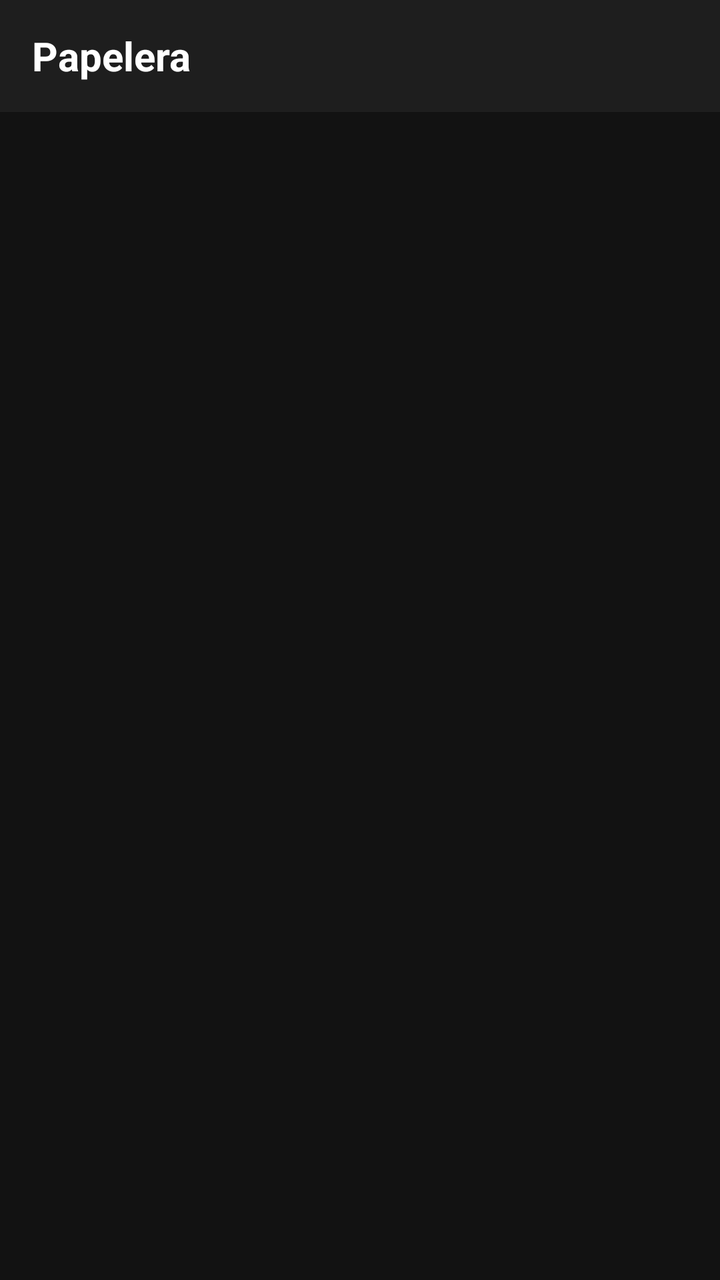
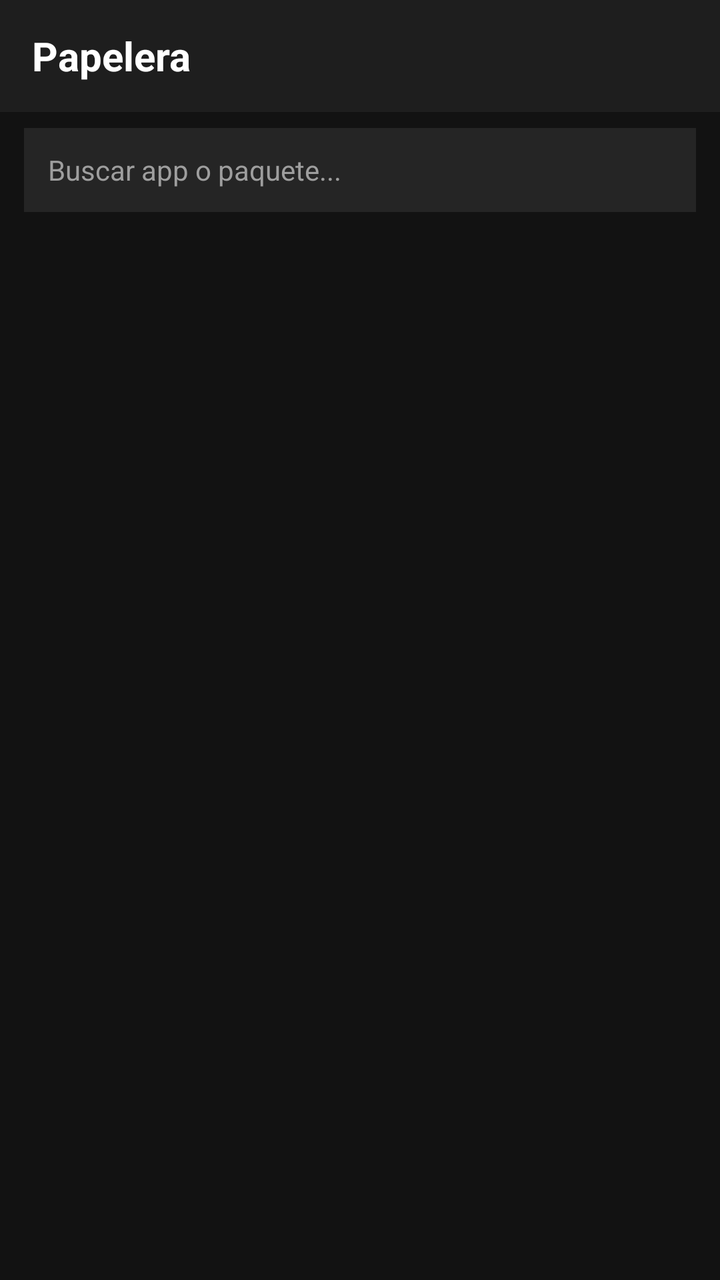

Screens rendered from an Android XML layout before and after an edit, with the pre-edit source and the edit as a unified diff.
<!-- AndroidManifest.xml: application theme Theme.Deinstallieren -->
<!-- res/layout/activity_trash.xml -->
<?xml version="1.0" encoding="utf-8"?>
<LinearLayout xmlns:android="http://schemas.android.com/apk/res/android"
    android:layout_width="match_parent"
    android:layout_height="match_parent"
    android:orientation="vertical"
    android:background="@color/bg_black">

    
    <LinearLayout
        android:layout_width="match_parent"
        android:layout_height="56dp"
        android:background="@color/surface_dark"
        android:gravity="center_vertical"
        android:paddingHorizontal="16dp">

        <TextView
            android:layout_width="wrap_content"
            android:layout_height="wrap_content"
            android:text="@string/trash_title"
            android:textColor="@color/text_white"
            android:textSize="20sp"
            android:textStyle="bold" />
    </LinearLayout>

    
    <androidx.recyclerview.widget.RecyclerView
        android:id="@+id/rvTrash"
        android:layout_width="match_parent"
        android:layout_height="match_parent"
        android:clipToPadding="false"
        android:paddingVertical="8dp" />

</LinearLayout>
<!-- resources referenced by this layout -->
<resources>
  <color name="bg_black">#121212</color>
  <color name="surface_dark">#1E1E1E</color>
  <color name="text_white">#FFFFFF</color>
  <string name="trash_title">Papelera</string>
  <style name="Theme.Deinstallieren" parent="Theme.AppCompat.NoActionBar">
          <item name="android:windowBackground">@color/bg_black</item>
          <item name="android:statusBarColor">@color/surface_dark</item>
          <item name="android:navigationBarColor">@color/bg_black</item>
          <item name="android:textColorPrimary">@color/text_white</item>
          <item name="android:textColorSecondary">@color/text_secondary</item>
          <item name="android:colorBackground">@color/surface_card</item>
          <item name="popupTheme">@style/ThemeOverlay.AppCompat.Dark</item>
          <item name="popupMenuStyle">@style/Widget.AppCompat.PopupMenu</item>
      </style>
  <color name="text_secondary">#9E9E9E</color>
  <color name="surface_card">#252525</color>
</resources>

<!-- the commit's change to res/layout/activity_trash.xml (unified diff, before → after) -->
@@ -23,6 +23,22 @@
     </LinearLayout>
 
     
+    <EditText
+        android:id="@+id/etSearchTrash"
+        android:layout_width="match_parent"
+        android:layout_height="42dp"
+        android:layout_marginHorizontal="12dp"
+        android:layout_marginTop="8dp"
+        android:layout_marginBottom="4dp"
+        android:background="@color/surface_card"
+        android:hint="@string/search_hint"
+        android:paddingHorizontal="12dp"
+        android:textColor="@color/text_white"
+        android:textColorHint="@color/text_secondary"
+        android:textSize="14sp"
+        android:singleLine="true" />
+
+    
     <androidx.recyclerview.widget.RecyclerView
         android:id="@+id/rvTrash"
         android:layout_width="match_parent"
<!-- resource entries referenced after the edit -->
@@ -1,8 +1,11 @@
 <!-- resources referenced by this layout -->
 <resources>
   <color name="bg_black">#121212</color>
+  <color name="surface_card">#252525</color>
   <color name="surface_dark">#1E1E1E</color>
+  <color name="text_secondary">#9E9E9E</color>
   <color name="text_white">#FFFFFF</color>
+  <string name="search_hint">Buscar app o paquete...</string>
   <string name="trash_title">Papelera</string>
   <style name="Theme.Deinstallieren" parent="Theme.AppCompat.NoActionBar">
           <item name="android:windowBackground">@color/bg_black</item>
@@ -14,7 +17,5 @@
           <item name="popupTheme">@style/ThemeOverlay.AppCompat.Dark</item>
           <item name="popupMenuStyle">@style/Widget.AppCompat.PopupMenu</item>
       </style>
-  <color name="text_secondary">#9E9E9E</color>
-  <color name="surface_card">#252525</color>
 </resources>
 
